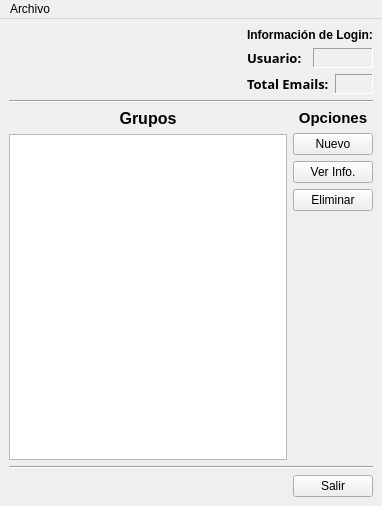
Daniers/Superior-Core, file App Superior Core/UI_QT/principal.ui: the form before one commit.
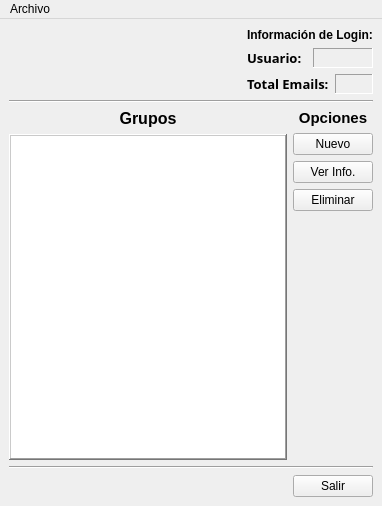
The form after the commit.

Commit message: Algunos cambios, en métodos y constructores de la clase principal, nuevogrupo, e informaciongrupo

```diff
--- a/App Superior Core/UI_QT/principal.ui
+++ b/App Superior Core/UI_QT/principal.ui
@@ -173,7 +173,27 @@
          </widget>
         </item>
         <item>
-         <widget class="QListWidget" name="listaGrupos"/>
+         <widget class="QListWidget" name="listaGrupos">
+          <property name="font">
+           <font>
+            <pointsize>11</pointsize>
+            <weight>50</weight>
+            <bold>false</bold>
+           </font>
+          </property>
+          <property name="frameShape">
+           <enum>QFrame::WinPanel</enum>
+          </property>
+          <property name="frameShadow">
+           <enum>QFrame::Raised</enum>
+          </property>
+          <property name="alternatingRowColors">
+           <bool>true</bool>
+          </property>
+          <property name="viewMode">
+           <enum>QListView::ListMode</enum>
+          </property>
+         </widget>
         </item>
        </layout>
       </item>
```
The commit also changes 23 other files.
